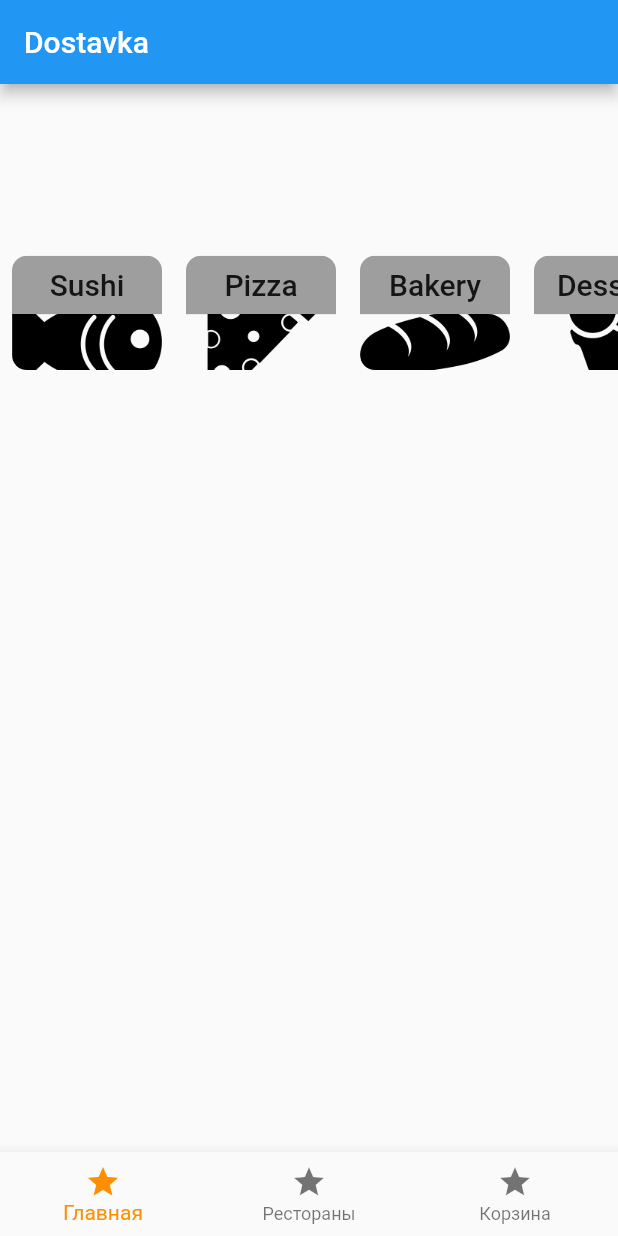
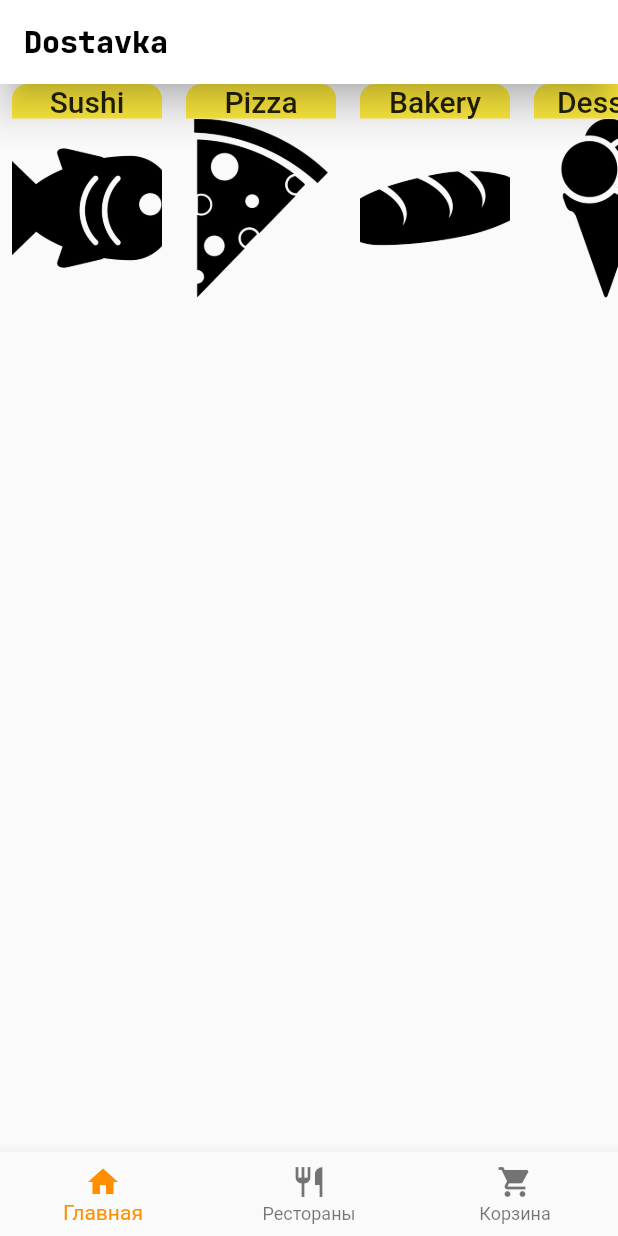
Before and after one commit to IvanDvur/laba_crossplatform, a Flutter app: the screen it shows after launch, on a phone screen of 412 x 824 dp. Run offline on Flutter 3.47's test engine with Material 2 defaults, Android fonts, the phone set to English and light mode, and no system bars; our stand-ins replace google_fonts.

Commit message:
Добавил категорию, начал делать лист ресторанов

```diff
--- a/lib/screen_3_reustarants/Data/CategoryData.dart
+++ b/lib/screen_3_reustarants/Data/CategoryData.dart
@@ -6,5 +6,5 @@ final List<Cathegory> categories = [
   const Cathegory(title: "Bakery", icon: "lib/assets/images/bread.png"),
   const Cathegory(title: "Dessert", icon: "lib/assets/images/ice-cream.png"),
   const Cathegory(title: "Vegetarian", icon: "lib/assets/images/fish1.png"),
-  const Cathegory(title: "Alcohol", icon: "lib/assets/images/fish1.png")
+  const Cathegory(title: "Kebab", icon: "lib/assets/images/kebab.png")
 ];
--- a/lib/screen_3_reustarants/Widget/CathegoryCards.dart
+++ b/lib/screen_3_reustarants/Widget/CathegoryCard.dart
@@ -31,8 +31,8 @@ class CathegoryCard extends StatelessWidget {
       );
 
   Widget buildTitle(BuildContext context, {required String title}) => Container(
-        color: Colors.grey,
-        padding: const EdgeInsets.symmetric(vertical: 8.0),
+        color: Colors.yellow,
+        padding: const EdgeInsets.symmetric(vertical: 0.0),
         child: Text(
           title,
           style: Theme.of(context)
--- a/lib/screen_3_reustarants/screen_3_page.dart
+++ b/lib/screen_3_reustarants/screen_3_page.dart
@@ -1,7 +1,7 @@
 // Экран ресторанов
 import 'package:flutter/material.dart';
-
-import 'package:lab_crossplatform/screen_3_reustarants/Widget/CathegoryCards.dart';
+import 'package:google_fonts/google_fonts.dart';
+import 'package:lab_crossplatform/screen_3_reustarants/Widget/CathegoryCard.dart';
 
 import 'Data/CategoryData.dart';
 
@@ -18,34 +18,48 @@ class _ThirdScreenState extends State<ThirdScreen> {
     return Scaffold(
       /////////////////////////////////////////////////////////////////////////
       appBar: AppBar(
-        title: Text('Dostavka'),
+        title: Text(
+          'Dostavka',
+          style: GoogleFonts.jetBrainsMono(
+              fontWeight: FontWeight.w900, color: Colors.black),
+        ),
+        backgroundColor: Colors.white,
+        elevation: 10,
       ),
       /////////////////////////////////////////////////////////////////////////
       body: Column(
         children: <Widget>[
           Expanded(
-            flex: 3,
+            flex: 2,
+            child: Container(
+                alignment: Alignment.topCenter,
                 child: ListView(
                   scrollDirection: Axis.horizontal,
                   children: categories
-                  .map((categories) => buildCatCard(context,
+                      .map((categories) => buildCategoryCard(context,
                           image: categories.icon, title: categories.title))
                       .toList(),
+                )),
           ),
+          Expanded(
+              flex: 8,
+              child: Container(
+                child: ListView(
+                  children: [],
                 ),
-          Expanded(flex: 4, child: Container())
+              ))
         ],
       ),
       /////////////////////////////////////////////////////////////////////////
       bottomNavigationBar: BottomNavigationBar(
         items: const <BottomNavigationBarItem>[
-          BottomNavigationBarItem(icon: Icon(Icons.star), label: 'Главная'),
+          BottomNavigationBarItem(icon: Icon(Icons.home), label: 'Главная'),
           BottomNavigationBarItem(
-            icon: Icon(Icons.star),
+            icon: Icon(Icons.restaurant_outlined),
             label: 'Рестораны',
           ),
           BottomNavigationBarItem(
-            icon: Icon(Icons.star),
+            icon: Icon(Icons.shopping_cart),
             label: 'Корзина',
           )
         ],
@@ -55,10 +69,10 @@ class _ThirdScreenState extends State<ThirdScreen> {
     );
   }
 
-  Widget buildCatCard(BuildContext context,
+  Widget buildCategoryCard(BuildContext context,
           {required String image, required String title}) =>
       FractionallySizedBox(
-        heightFactor: 0.25,
+        heightFactor: 1,
         child: CathegoryCard(title: title, image: image),
       );
 }
```
Also changed, not shown: lib/screen_3_reustarants/Data/RestaurantData.dart (added, +13 -0 lines), lib/screen_3_reustarants/Widget/Restaurant_widget.dart (added, +17 -0 lines), lib/screen_3_reustarants/screen_3_model.dart (+8 -0 lines), pubspec.yaml (+9 -1 lines), lib/assets/images/egg-2.svg.svg (deleted), lib/assets/images/egg1.svg.svg (deleted), lib/assets/images/kebab.png (added), lib/screen_3_reustarants/Widget/README.txt (deleted), pubspec.lock. Lines whose indentation alone changed are shown as unchanged.
